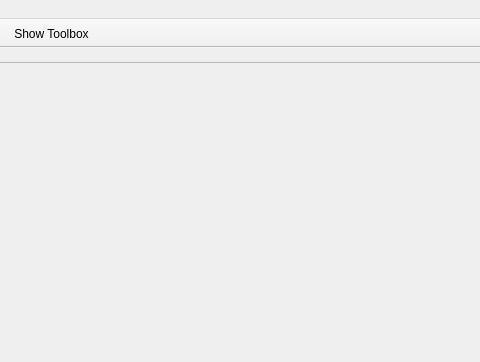
Qt form src/CompassGui.ui (nschindler-noaa/compass-rewrite) before a commit; both pictures show x 322 to 802 and y 0 to 362 of the 1035 by 768 pixel window.
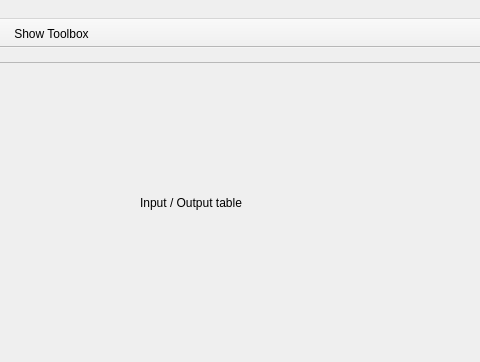
The same form after that commit. Icons and pictures are not drawn.

The edit to the form file:
```diff
--- a/src/CompassGui.ui
+++ b/src/CompassGui.ui
@@ -60,6 +60,19 @@
           <property name="frameShadow">
            <enum>QFrame::Raised</enum>
           </property>
+          <widget class="QLabel" name="label_ioTitle">
+           <property name="geometry">
+            <rect>
+             <x>150</x>
+             <y>110</y>
+             <width>201</width>
+             <height>61</height>
+            </rect>
+           </property>
+           <property name="text">
+            <string>Input / Output table</string>
+           </property>
+          </widget>
          </widget>
         </item>
        </layout>
```
Left out of the diff: 38 changed lines with no effect on the pictures.
